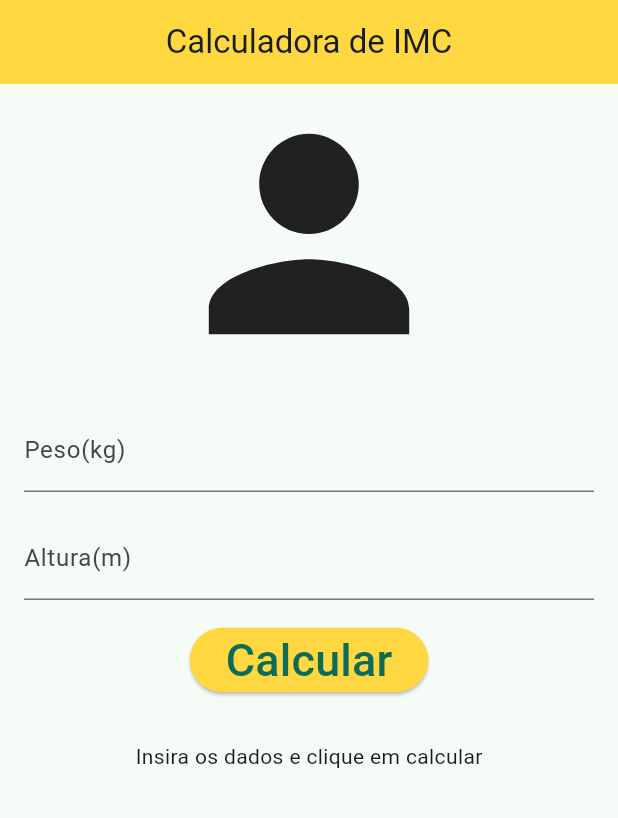
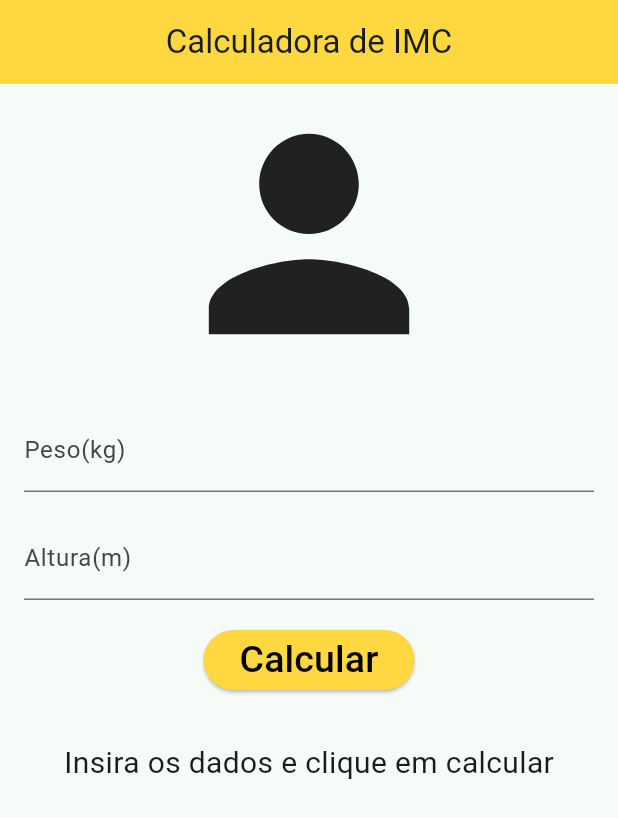
Before and after one commit to douglasroberto90/imc2024_2, a Flutter app: the screen it shows after launch, on a phone screen of 412 x 824 dp. Shown: the top 818 px of the screen. Run offline on Flutter 3.47's test engine with Material 3 defaults, Android fonts, the phone set to English and light mode, and no system bars.

Commit message:
Update homePage.dart

```diff
--- a/lib/pages/homePage.dart
+++ b/lib/pages/homePage.dart
@@ -47,17 +47,20 @@ class _HomePageState extends State<HomePage> {
             ElevatedButton(
                 onPressed: calcularIMC,
                 style: ElevatedButton.styleFrom(
-                    backgroundColor: Colors.amberAccent,),
+                  backgroundColor: Colors.amberAccent,
+                ),
                 child: const Text(
                   "Calcular",
-                  style: TextStyle(
-                    fontSize: 30,
-                  ),
+                  style: TextStyle(fontSize: 25,
+                      color: Colors.black),
                 )),
             Container(
               height: 30,
             ),
-            Text(_informacoes),
+            Text(
+              _informacoes,
+              style: TextStyle(fontSize: 20),
+            ),
           ],
         ),
       ),
```
